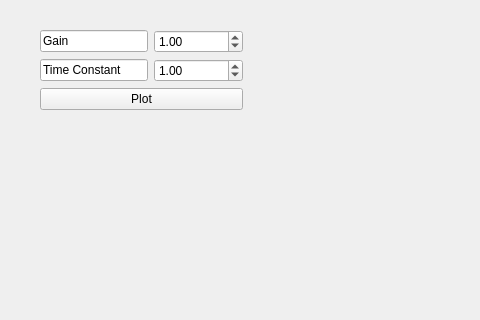
First picture: the form in mpldesigner/window2.ui, repository dapperfu/PyQt5Scratch, before the edit; both pictures show x 0 to 480 and y 0 to 320 of the 806 by 801 pixel window.
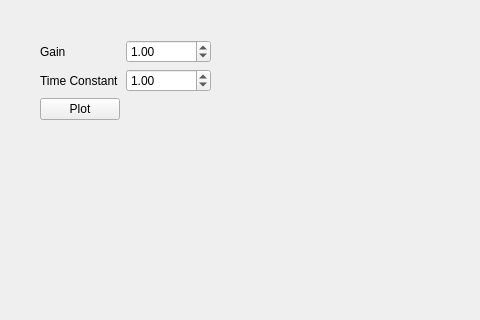
Second picture: the form after the edit.

Commit message: Git Auto Commit: Tue Dec 13 00:07:59 EST 2016

Patch:
```diff
--- a/mpldesigner/window2.ui
+++ b/mpldesigner/window2.ui
@@ -91,12 +91,19 @@
     <property name="geometry">
      <rect>
       <x>40</x>
-      <y>30</y>
-      <width>203</width>
-      <height>93</height>
+      <y>40</y>
+      <width>171</width>
+      <height>91</height>
      </rect>
     </property>
     <layout class="QFormLayout" name="formLayout">
+     <item row="0" column="0">
+      <widget class="QLabel" name="label_2">
+       <property name="text">
+        <string>Gain</string>
+       </property>
+      </widget>
+     </item>
      <item row="0" column="1">
       <widget class="QDoubleSpinBox" name="gain">
        <property name="value">
@@ -105,7 +112,7 @@
       </widget>
      </item>
      <item row="1" column="0">
-      <widget class="QLineEdit" name="lineEdit_2">
+      <widget class="QLabel" name="label">
        <property name="text">
         <string>Time Constant</string>
        </property>
@@ -118,15 +125,8 @@
        </property>
       </widget>
      </item>
-     <item row="0" column="0">
-      <widget class="QLineEdit" name="lineEdit">
-       <property name="text">
-        <string>Gain</string>
-       </property>
-      </widget>
-     </item>
-     <item row="2" column="0" colspan="2">
-      <widget class="QPushButton" name="pushButton">
+     <item row="2" column="0">
+      <widget class="QPushButton" name="pushButton_2">
        <property name="text">
         <string>Plot</string>
        </property>
```
